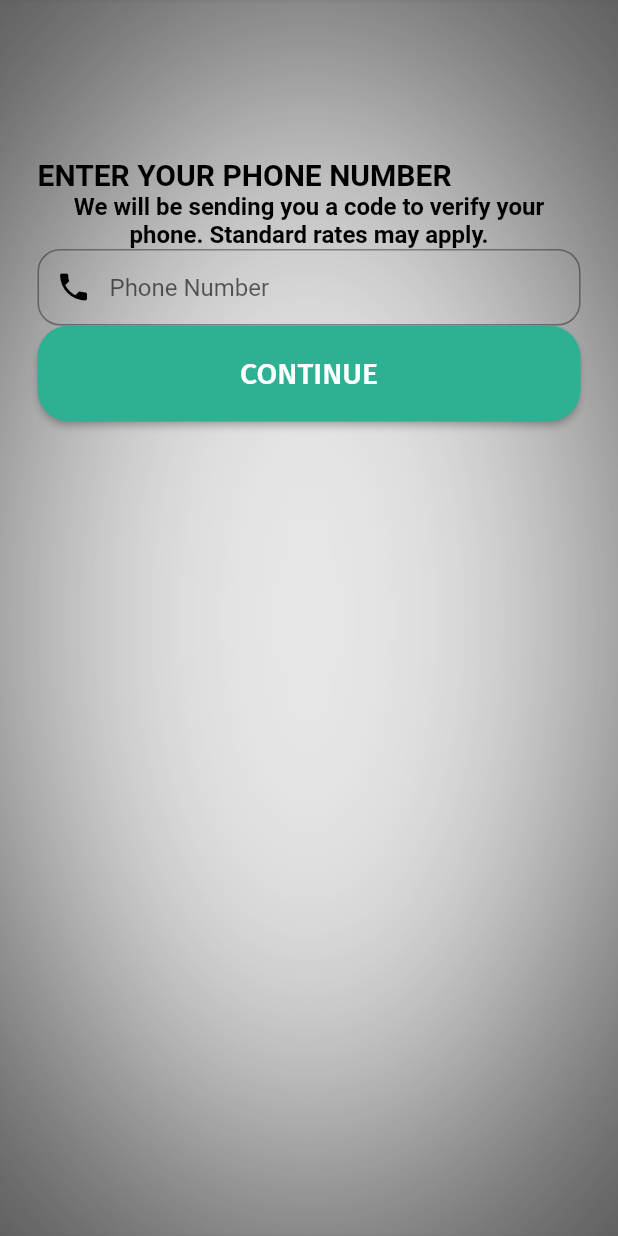
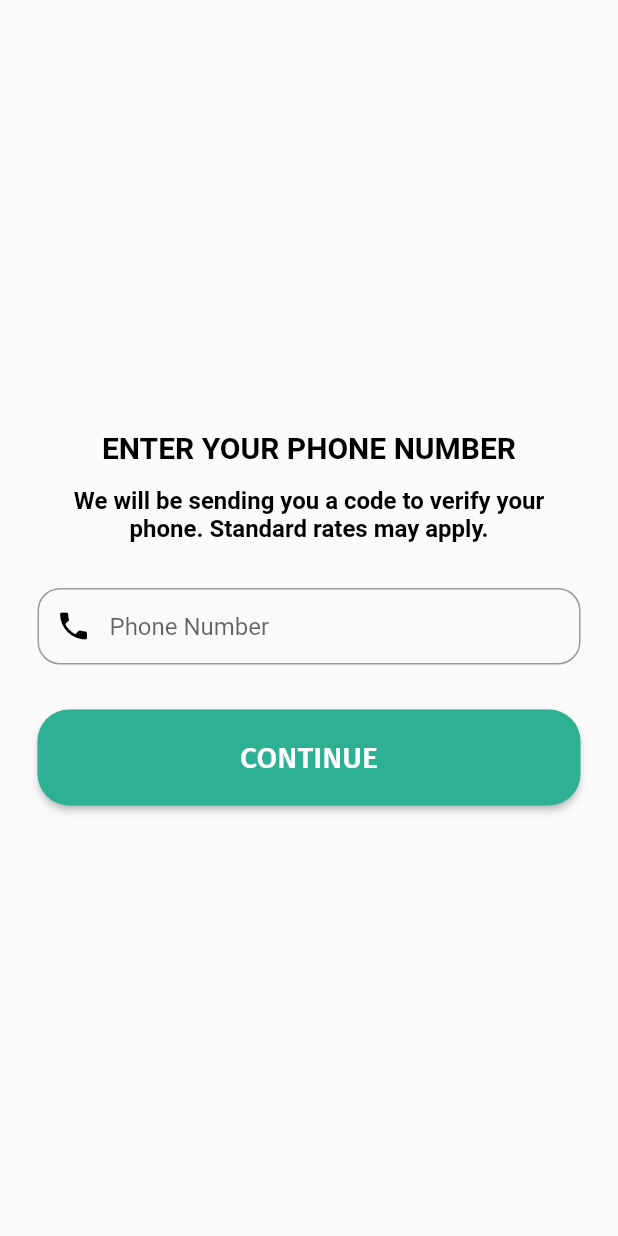
Before and after one commit to mehul-da/Charitea, a Flutter app: the LoginScreen screen opened directly, on a phone screen of 412 x 824 dp. Run offline on Flutter 3.47's test engine with Material 2 defaults, Android fonts, the phone set to English and light mode, and no system bars; our stand-ins replace google_fonts; missing offline and left inert: mdi.

Commit message:
Formatted the Login screen.

```diff
--- a/lib/LoginScreen.dart
+++ b/lib/LoginScreen.dart
@@ -10,7 +10,6 @@ class LoginScreen extends StatefulWidget {
 }
 
 class _LoginScreenState extends State<LoginScreen> {
-
   final background = BoxDecoration(
     image: DecorationImage(
       image: AssetImage('images/background2.png'),
@@ -35,8 +34,7 @@ class _LoginScreenState extends State<LoginScreen> {
 
   final continueButton = RaisedButton(
     shape: RoundedRectangleBorder(borderRadius: BorderRadius.circular(21)),
-        padding:
-            const EdgeInsets.only(top: 20, bottom: 20),
+    padding: const EdgeInsets.only(top: 20, bottom: 20),
     onPressed: () => {},
     color: Color(0xFF2eb092),
     textColor: Colors.white,
@@ -46,19 +44,19 @@ class _LoginScreenState extends State<LoginScreen> {
     ),
   );
 
-  final phoneMessage =
-      Text(
+  final phoneMessage = Text(
     "We will be sending you a code to verify your phone. Standard rates may apply.",
     textAlign: TextAlign.center,
     style: GoogleFonts.nanumGothic(
         fontSize: 16, fontWeight: FontWeight.bold, color: Colors.black),
   );
 
-  final mainTitle = Text(
+  final mainTitle = Center(
+      child: Text(
     "ENTER YOUR PHONE NUMBER",
     style: GoogleFonts.nanumGothic(
         fontSize: 20, fontWeight: FontWeight.bold, color: Colors.black),
-  );
+  ));
 
   @override
   Widget build(BuildContext context) {
@@ -68,19 +66,22 @@ class _LoginScreenState extends State<LoginScreen> {
           child: Container(
             height: MediaQuery.of(context).size.height,
             alignment: Alignment.topCenter,
-          decoration: background,
             padding: EdgeInsets.all(25.0),
+            child: Center(
               child: ListView(
+                shrinkWrap: true,
                 children: <Widget>[
-              SizedBox(height: 80),
                   mainTitle,
+                  SizedBox(height: 14),
                   phoneMessage,
+                  SizedBox(height: 30),
                   phoneInput,
+                  SizedBox(height: 30),
                   continueButton,
                 ],
               ),
             ),
           ),
-    );
+        ));
   }
 }
```
Also changed, not shown: lib/OpeningScreen.dart (+17 -12 lines). Lines whose indentation alone changed are shown as unchanged.
